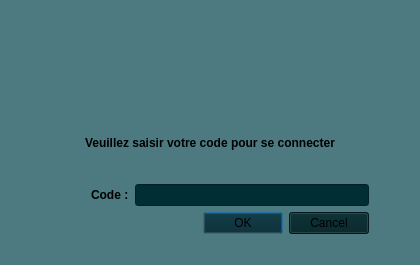
Above: Facility/loginwindow.ui from etsi-kekeli/gestion_bibliotheque_image before the change. Below: the same form after it.
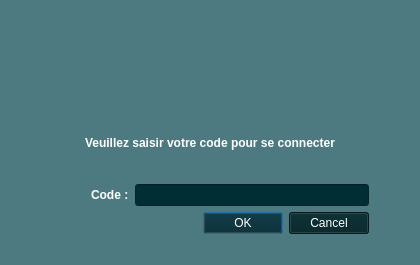
That is the form after the change. Icons and pictures are not drawn.

The edit to the form file:
```diff
--- a/Facility/loginwindow.ui
+++ b/Facility/loginwindow.ui
@@ -60,6 +60,9 @@
        </item>
        <item>
         <widget class="QLabel" name="label">
+         <property name="styleSheet">
+          <string notr="true">color:white;</string>
+         </property>
          <property name="text">
           <string>&lt;html&gt;&lt;head/&gt;&lt;body&gt;&lt;p&gt;&lt;span style=&quot; font-weight:700;&quot;&gt;Code :&lt;/span&gt;&lt;/p&gt;&lt;/body&gt;&lt;/html&gt;</string>
          </property>
@@ -83,7 +86,8 @@
         <widget class="QDialogButtonBox" name="LoginbuttonBox">
          <property name="styleSheet">
           <string notr="true">background-color: rgb(0, 33, 37);
-font: 700 10pt &quot;Ubuntu&quot;;</string>
+font: 700 10pt &quot;Ubuntu&quot;;
+color:white;</string>
          </property>
          <property name="locale">
           <locale language="French" country="France"/>
@@ -102,6 +106,9 @@
    </item>
    <item row="2" column="1">
     <widget class="QLabel" name="label_2">
+     <property name="styleSheet">
+      <string notr="true">color:white;</string>
+     </property>
      <property name="text">
       <string>&lt;html&gt;&lt;head/&gt;&lt;body&gt;&lt;p&gt;&lt;span style=&quot; font-weight:700;&quot;&gt;Veuillez saisir votre code pour se connecter&lt;/span&gt;&lt;/p&gt;&lt;/body&gt;&lt;/html&gt;</string>
      </property>
```
Left out of the diff: 3 changed lines with no effect on the pictures.
